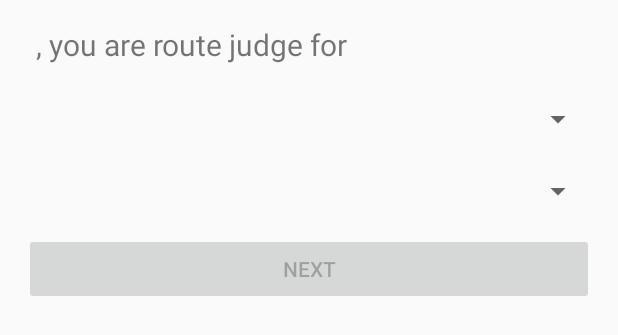
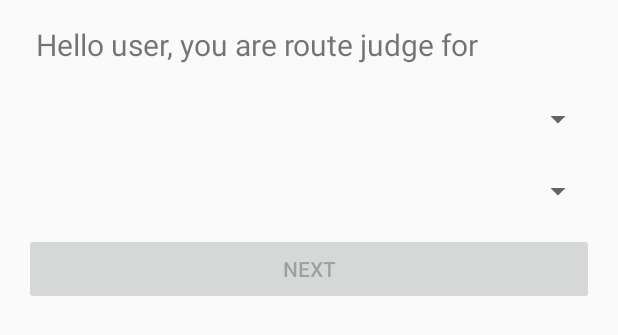
Before and after one commit to leedongwei/CRIMP, an Android app: the layout fragment_route.xml on its own in the app's theme, with its tools: preview values and no code run, on a phone screen of 412 x 824 dp. Shown: the top 335 px of the screen. Run offline under Robolectric (Android 15) with nearby library versions, the phone set to English and light mode, and no system bars.

Commit message:
Refactor CrimpFragmentPagerAdapter to HelloActivityFragmentPagerAdapter. Tab selection now bounce back to the previous selection if selection is not valid. Flatten layout of route fragment

```diff
--- a/judge/android/CRIMP/app/build.gradle
+++ b/judge/android/CRIMP/app/build.gradle
@@ -39,8 +39,8 @@ dependencies {
     compile fileTree(include: ['*.jar'], dir: 'libs')
     //compile 'com.android.support:multidex:1.0.0'
     compile 'com.android.support:appcompat-v7:23.1.0'
-    compile 'com.android.support:design:22.2.0'
     //compile 'com.google.android.gms:play-services:7.3.0'
+    compile 'com.android.support:design:23.1.1'
     compile 'com.octo.android.robospice:robospice:1.4.14'
     compile 'org.codehaus.jackson:jackson-mapper-asl:1.9.13'
     compile 'com.google.code.gson:gson:2.3.1'
--- a/judge/android/CRIMP/app/src/main/java/com/nusclimb/live/crimp/hello/CrimpFragmentPagerAdapter.java
+++ b/judge/android/CRIMP/app/src/main/java/com/nusclimb/live/crimp/hello/HelloActivityFragmentPagerAdapter.java
@@ -12,14 +12,14 @@ import com.nusclimb.live.crimp.hello.score.ScoreFragment;
 /**
  * @author Lin Weizhi (ecc.weizhi@gmail.com)
  */
-class CrimpFragmentPagerAdapter extends FragmentPagerAdapter {
+class HelloActivityFragmentPagerAdapter extends FragmentPagerAdapter {
     private int count = 3;
 
     private RouteFragment mRouteFragment;
     private ScanFragment mScanFragment;
     private ScoreFragment mScoreFragment;
 
-    public CrimpFragmentPagerAdapter(FragmentManager fm) {
+    public HelloActivityFragmentPagerAdapter(FragmentManager fm) {
         super(fm);
     }
 
--- a/judge/android/CRIMP/app/src/main/res/layout/activity_hello.xml
+++ b/judge/android/CRIMP/app/src/main/res/layout/activity_hello.xml
@@ -1,11 +1,13 @@
 <?xml version="1.0" encoding="utf-8"?>
 <android.support.design.widget.CoordinatorLayout xmlns:android="http://schemas.android.com/apk/res/android"
     xmlns:app="http://schemas.android.com/apk/res-auto"
+    xmlns:tools="http://schemas.android.com/tools"
     android:id="@+id/main_content"
     android:layout_width="match_parent"
     android:layout_height="match_parent"
     android:background="@color/indigo_200"
-    android:fitsSystemWindows="true">
+    android:fitsSystemWindows="true"
+    tools:context="com.nusclimb.live.crimp.hello.HelloActivity">
 
     <android.support.design.widget.AppBarLayout
         android:id="@+id/app_bar_layout"
--- a/judge/android/CRIMP/app/src/main/res/layout/fragment_route.xml
+++ b/judge/android/CRIMP/app/src/main/res/layout/fragment_route.xml
@@ -6,44 +6,44 @@
     android:layout_width="match_parent"
     android:layout_height="match_parent"
     android:padding="16dp"
-    tools:context="com.nusclimb.live.crimp.hello.HelloActivity">
+    tools:showIn="@layout/activity_hello">
 
     <android.support.v4.widget.NestedScrollView
         android:layout_width="match_parent"
         android:layout_height="match_parent"
         app:layout_behavior="@string/appbar_scrolling_view_behavior">
 
-        <LinearLayout
+        <RelativeLayout
             android:layout_width="match_parent"
-            android:layout_height="wrap_content"
-            android:orientation="vertical">
+            android:layout_height="match_parent">
 
-            <LinearLayout android:id="@+id/route_category_request_viewgroup"
-                android:layout_width="match_parent"
-                android:layout_height="wrap_content"
-                android:orientation="vertical"
-                android:visibility="gone">
-
-                <TextView android:id="@+id/route_category_request_status_text"
+            <!-- category status -->
+            <ProgressBar android:id="@+id/route_wheel_progressbar"
+                style="?android:attr/progressBarStyleLarge"
+                android:layout_centerHorizontal="true"
                 android:layout_width="wrap_content"
                 android:layout_height="wrap_content"
-                    android:text="@string/route_fragment_status_category_fail"
-                    android:layout_gravity="center_horizontal"/>
+                android:layout_alignParentTop="true"
+                android:visibility="invisible"/>
+
+            <TextView android:id="@+id/route_request_status_text"
+                android:layout_width="wrap_content"
+                android:layout_height="wrap_content"
+                android:layout_below="@id/route_wheel_progressbar"
+                android:layout_centerHorizontal="true"
+                android:visibility="gone"
+                tools:visibility="visible"/>
 
             <Button
-                    android:id="@+id/route_category_request_retry_button"
+                android:id="@+id/route_retry_button"
                 android:layout_width="wrap_content"
                 android:layout_height="wrap_content"
                 android:text="@string/route_fragment_retry"
+                android:layout_below="@id/route_request_status_text"
+                android:layout_centerInParent="true"
                 android:visibility="gone"/>
-            </LinearLayout>
 
-            <RelativeLayout android:id="@+id/route_spinner_viewgroup"
-                android:layout_width="match_parent"
-                android:layout_height="wrap_content"
-                android:visibility="gone"
-                tools:visibility="visible">
-
+            <!-- spinner -->
             <TextView android:id="@+id/route_hello_text"
                 android:layout_width="match_parent"
                 android:layout_height="wrap_content"
@@ -52,21 +52,28 @@
                 android:layout_alignParentTop="true"
                 android:layout_marginBottom="16dp"
                 android:textSize="20sp"
-                    android:text="@string/route_fragment_question"/>
+                android:text="@string/route_fragment_question"
+                android:visibility="gone"
+                tools:visibility="visible"
+                tools:text="Hello user, you are route judge for"/>
 
             <Spinner
                 android:id="@+id/route_category_spinner"
                 android:layout_width="match_parent"
                 android:layout_height="40dp"
                 android:layout_marginBottom="8dp"
-                    android:layout_below="@id/route_hello_text"/>
+                android:layout_below="@id/route_hello_text"
+                android:visibility="gone"
+                tools:visibility="visible"/>
 
             <Spinner
                 android:id="@+id/route_route_spinner"
                 android:layout_width="match_parent"
                 android:layout_height="40dp"
                 android:layout_marginBottom="8dp"
-                    android:layout_below="@id/route_category_spinner"/>
+                android:layout_below="@id/route_category_spinner"
+                android:visibility="gone"
+                tools:visibility="visible"/>
 
             <Button
                 android:id="@+id/route_next_button"
@@ -75,27 +82,25 @@
                 android:text="@string/route_fragment_next"
                 android:onClick="routeNext"
                 android:enabled="false"
-                    android:layout_below="@id/route_route_spinner"/>
+                android:layout_below="@id/route_route_spinner"
+                android:visibility="gone"
+                tools:visibility="visible"/>
 
-            </RelativeLayout>
-
-            <RelativeLayout android:id="@+id/route_replace_viewgroup"
+            <!-- replace user -->
+            <TextView android:id="@+id/route_replace_text"
                 android:layout_width="match_parent"
-                android:layout_height="wrap_content"
-                android:visibility="gone">
-
-                <TextView android:id="@+id/route_replace_text"
-                    android:layout_width="wrap_content"
                 android:layout_height="wrap_content"
                 android:layout_alignParentTop="true"
                 android:textSize="20sp"
-                    android:layout_marginBottom="8dp"/>
+                android:layout_marginBottom="8dp"
+                android:visibility="gone"/>
 
             <LinearLayout android:id="@+id/route_yes_no_viewgroup"
                 android:layout_width="match_parent"
                 android:layout_height="wrap_content"
                 android:orientation="horizontal"
-                    android:layout_below="@id/route_replace_text">
+                android:layout_below="@id/route_replace_text"
+                android:visibility="gone">
 
                 <Button android:id="@+id/route_yes_button"
                     android:layout_width="0dp"
@@ -113,33 +118,6 @@
                     android:onClick="routeNo"/>
             </LinearLayout>
         </RelativeLayout>
-
-            <LinearLayout android:id="@+id/route_progress_viewgroup"
-                android:layout_width="match_parent"
-                android:layout_height="wrap_content"
-                android:orientation="vertical"
-                android:visibility="gone">
-
-                <ProgressBar android:id="@+id/route_wheel_progressbar"
-                    style="?android:attr/progressBarStyleLarge"
-                    android:layout_gravity="center_horizontal"
-                    android:layout_width="wrap_content"
-                    android:layout_height="wrap_content" />
-
-                <TextView android:id="@+id/route_status_text"
-                    android:layout_width="wrap_content"
-                    android:layout_height="wrap_content"
-                    android:layout_gravity="center_horizontal"/>
-
-                <Button
-                    android:id="@+id/route_retry_button"
-                    android:layout_width="wrap_content"
-                    android:layout_height="wrap_content"
-                    android:text="@string/route_fragment_retry"
-                    android:visibility="gone"/>
-            </LinearLayout>
-
-        </LinearLayout>
     </android.support.v4.widget.NestedScrollView>
 
 
```
Also changed, not shown: judge/android/CRIMP/app/src/main/java/com/nusclimb/live/crimp/hello/HelloActivity.java (+70 -15 lines), judge/android/CRIMP/app/src/main/java/com/nusclimb/live/crimp/hello/route/RouteFragment.java (+53 -94 lines), 1 other file. Lines whose indentation alone changed are shown as unchanged.
